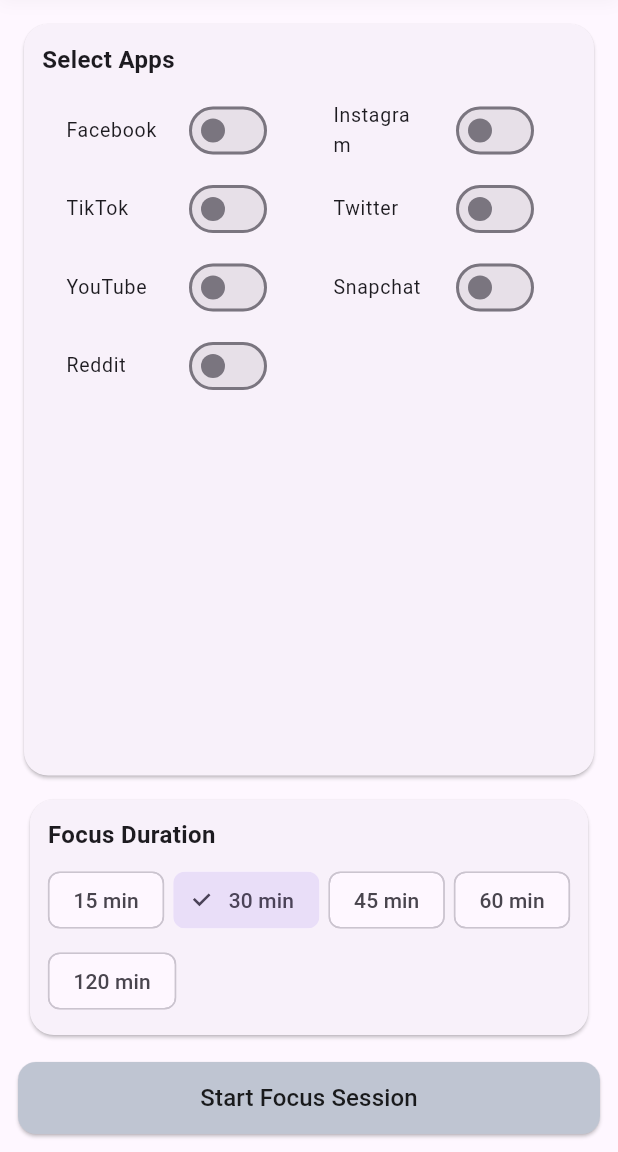
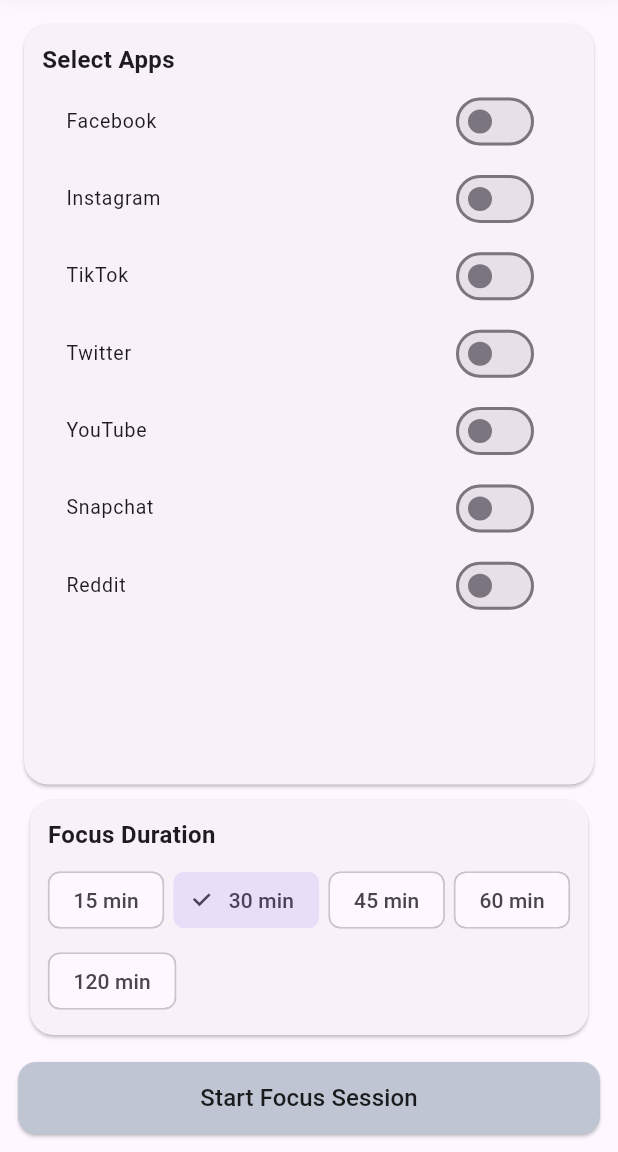
Before and after one commit to Tausia01/focus_ai_app, a Flutter app: the ZenModeScreen screen opened directly, after a tap on "Facebook", after a tap on "Instagram", on a phone screen of 412 x 824 dp, the part 84-1236 px from its top. Run offline on Flutter 3.47's test engine with Material 3 defaults, Android fonts, the phone set to English and light mode, and no system bars; our stand-ins replace cloud_firestore, firebase_auth, firebase_core, firebase_messaging, fl_chart, flutter_local_notifications and 2 more; accounts and stored records are empty; network calls fail; Roboto replaces fonts that are missing (Inter).

Commit message:
resized the app list

```diff
--- a/lib/screens/zen_mode_screen.dart
+++ b/lib/screens/zen_mode_screen.dart
@@ -173,11 +173,11 @@
                     crossAxisAlignment: CrossAxisAlignment.start,
                     children: [
                       const Text('Select Apps', style: TextStyle(fontSize: 16, fontWeight: FontWeight.bold)),
-                      const SizedBox(height: 8),
+                      const SizedBox(height: 2),
                       Expanded(
                         child: GridView.count(
-                          crossAxisCount: 2,
-                          childAspectRatio: 3.4,
+                          crossAxisCount: 1,
+                          childAspectRatio: 6.9,
                           children: _blockedApps.keys.map((app) {
                             return SwitchListTile(
                               title: Text(_appDisplayNames[app] ?? app, style: const TextStyle(fontSize: 13)),
@@ -193,7 +193,7 @@
               ),
             ),
 
-            const SizedBox(height: 8),
+            const SizedBox(height: 2),
 
             // 🔹 Duration section (compact)
             Card(
```
